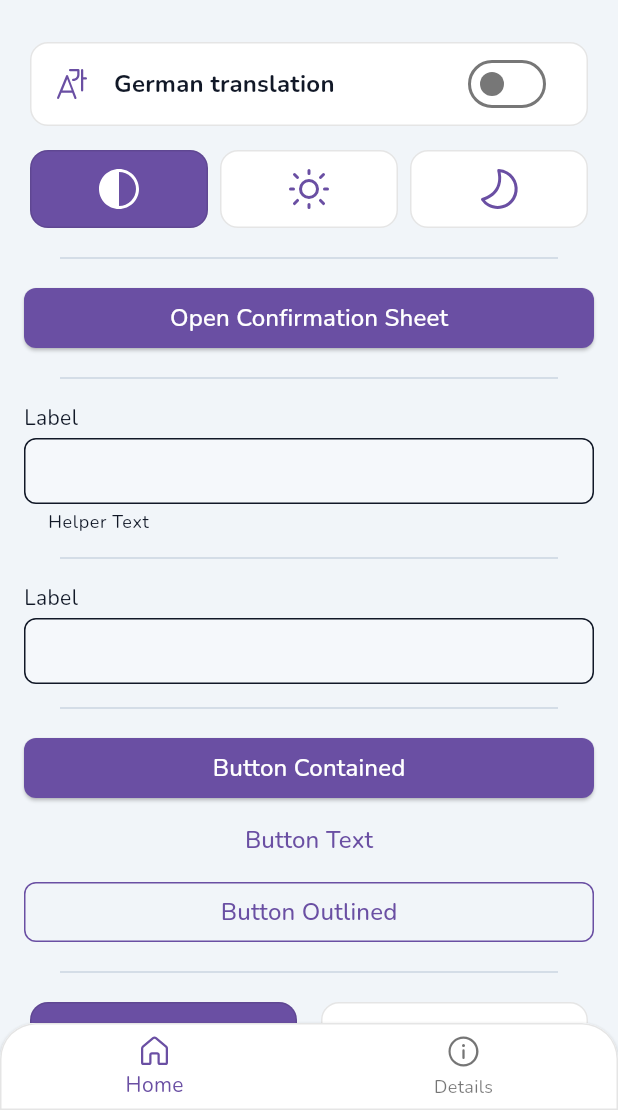
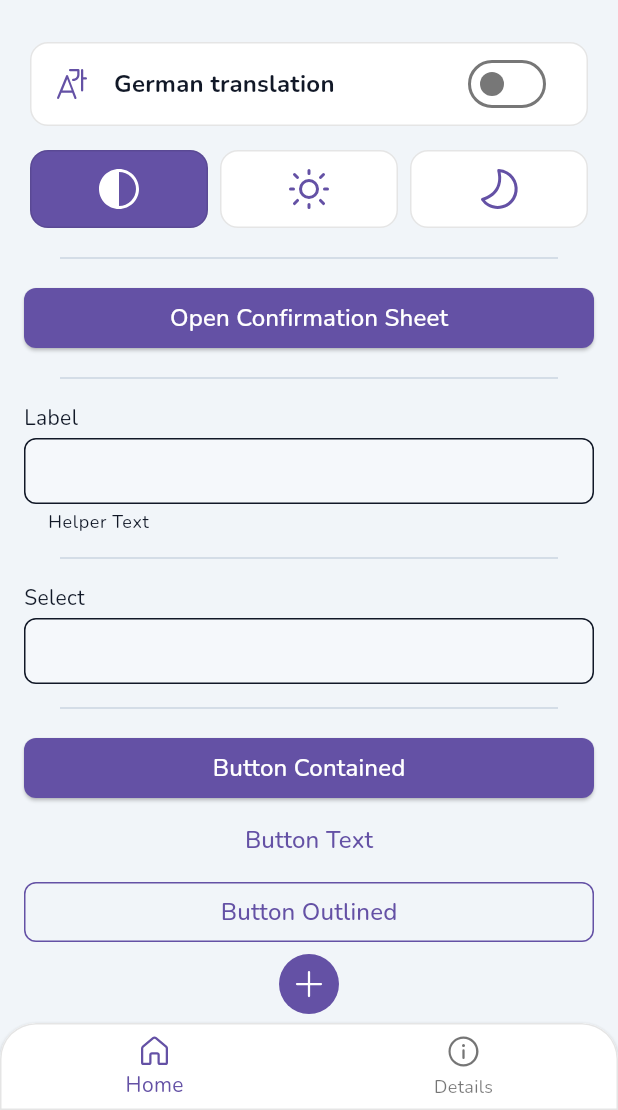
Before and after one commit to enmanuelmag/Flutter-Template, a Flutter app: the SkeletonScreen screen opened directly, on a phone screen of 412 x 824 dp, the part 126-1236 px from its top. Run offline on Flutter 3.47's test engine with Material 3 defaults, Android fonts, the phone set to English and light mode, and no system bars; our stand-ins replace easy_localization, fluentui_system_icons, flutter_riverpod, go_router, hive, hive_flutter and 2 more; missing offline and left inert: flutter_displaymode; accounts and stored records are empty; generated files the repository leaves out were written again.

Commit message:
feat: add only icon button

```diff
--- a/lib/config/style.dart
+++ b/lib/config/style.dart
@@ -4,6 +4,14 @@ import 'package:flutter/material.dart';
 /// to be easily updated in a single place.
 class Style {
   const Style();
+
+  //static final Color seedLight = Color(0xFF7c3aed); // violet-600 // original (0xFF7c3aed light)
+
+  //static final Color seedDark = Color(0xFFc4b5fd); // violet-600 // original (0xFFc4b5fd light)
+
+  static final Color seedLight = Color(0xFF845ef7); // violet-500
+
+  static final Color seedDark = Color(0xFF9775fa); // violet-400
 
   // =================
   // | Border radius |
@@ -32,11 +40,11 @@ class Style {
     // Basic color definitions
     colorScheme: ColorScheme.fromSeed(
       // The seed sets the primary colors automatically
-      seedColor: const Color(0xFF7c3aed), // violet-600
+      seedColor: seedLight,
       // How the colors are calculated from the seed
       dynamicSchemeVariant: DynamicSchemeVariant.rainbow,
       onPrimary: Colors.white,
-      secondary: const Color(0xFF7c3aed), // violet-600
+      secondary: seedLight,
       onSecondary: Colors.white,
       tertiary: const Color(0xFFdb2777), // pink-600
       onTertiary: Colors.white,
@@ -85,10 +93,10 @@ class Style {
     // Basic color definitions
     colorScheme: ColorScheme.fromSeed(
       // Example: Overwrite the primary color
-      seedColor: const Color(0xFFc4b5fd), // violet-400
-      primary: const Color(0xFFc4b5fd), // violet-400
+      seedColor: seedDark,
+      primary: seedDark,
       onPrimary: Colors.black,
-      secondary: const Color(0xFFa78bfa), // violet-400
+      secondary: seedDark,
       onSecondary: Colors.white,
       tertiary: const Color(0xFFf472b6), // pink-400
       onTertiary: Colors.white,
--- a/lib/ui/screens/first_screen.dart
+++ b/lib/ui/screens/first_screen.dart
@@ -1,4 +1,5 @@
 import 'package:flutter/material.dart';
+import 'package:flutter_production_boilerplate_riverpod/ui/widgets/shared/icon_button.dart';
 import 'package:flutter_riverpod/flutter_riverpod.dart';
 import 'package:easy_localization/easy_localization.dart';
 import 'package:fluentui_system_icons/fluentui_system_icons.dart';
@@ -169,7 +170,7 @@ class FirstScreen extends ConsumerWidget {
           Separator(horizontal: 24, vertical: 8),
 
           SelectInput(
-              label: 'Label', items: items, onChange: (String value) {}),
+              label: 'Select', items: items, onChange: (String value) {}),
 
           Separator(horizontal: 24, vertical: 8),
 
@@ -189,6 +190,17 @@ class FirstScreen extends ConsumerWidget {
             text: 'Button Outlined',
             onPressed: () {},
             variant: ButtonVariant.outlined,
+          ),
+
+          IconButtonExtended(
+            onPressed: () {},
+            icon: FluentIcons.add_24_regular,
+          ),
+
+          IconButtonExtended(
+            onPressed: () {},
+            variant: ButtonVariant.outlined,
+            icon: FluentIcons.share_ios_20_filled,
           ),
 
           Separator(horizontal: 24, vertical: 8),
--- a/lib/ui/widgets/shared/button.dart
+++ b/lib/ui/widgets/shared/button.dart
@@ -1,4 +1,6 @@
 import 'package:flutter/material.dart';
+
+import 'package:flutter_production_boilerplate_riverpod/utils/button.dart';
 
 enum ButtonColor {
   red,
@@ -54,55 +56,17 @@ class ButtonExtended extends StatelessWidget {
   }
 
   Color getTextColor(BuildContext context) {
-    Color color = Colors.white;
+    Color colorText = Colors.white;
 
     if (variant == ButtonVariant.text || variant == ButtonVariant.outlined) {
-      color = getColor(context);
+      colorText = getColor(context: context, color: color, disabled: disabled);
     }
 
     if (disabled == true) {
-      color = color.withOpacity(0.5);
+      colorText = colorText.withOpacity(0.5);
     }
 
-    return color;
-  }
-
-  Color getColor(BuildContext context) {
-    Color colorBtn = Theme.of(context).colorScheme.primary;
-
-    switch (color) {
-      case ButtonColor.red:
-        colorBtn = Colors.red;
-        break;
-      case ButtonColor.green:
-        colorBtn = Colors.green;
-        break;
-      case ButtonColor.grey:
-        colorBtn = Colors.grey;
-        break;
-      case ButtonColor.orange:
-        colorBtn = Colors.orange;
-        break;
-      case ButtonColor.violet:
-        colorBtn = Colors.purple;
-        break;
-      case ButtonColor.blue:
-        colorBtn = Colors.blue;
-        break;
-      case ButtonColor.yellow:
-        colorBtn = Colors.yellow;
-        break;
-      case ButtonColor.primary:
-      default:
-        colorBtn = Theme.of(context).colorScheme.primary;
-        break;
-    }
-
-    if (disabled == true) {
-      colorBtn = colorBtn.withOpacity(0.5);
-    }
-
-    return colorBtn;
+    return colorText;
   }
 
   @override
@@ -122,6 +86,9 @@ class ButtonExtended extends StatelessWidget {
       borderRadius: BorderRadius.circular(8),
     );
 
+    Color bgColor =
+        getColor(context: context, color: color, disabled: disabled);
+
     if (variant == ButtonVariant.text) {
       return TextButton(
         onPressed: () {
@@ -140,14 +107,11 @@ class ButtonExtended extends StatelessWidget {
         onLongPress: onLongPress,
         style: OutlinedButton.styleFrom(
           shape: borderShape,
-          side: BorderSide(
-            color: getColor(context),
-          ),
+          side: BorderSide(color: bgColor),
         ),
         child: child,
       );
     } else {
-      //apply border radios 8, to all corners
       return ElevatedButton(
         onPressed: () {
           if (disabled == true) return;
@@ -156,7 +120,7 @@ class ButtonExtended extends StatelessWidget {
         onLongPress: onLongPress,
         style: ElevatedButton.styleFrom(
           shape: borderShape,
-          backgroundColor: getColor(context),
+          backgroundColor: bgColor,
         ),
         child: child,
       );
--- /dev/null
+++ b/lib/ui/widgets/shared/icon_button.dart
@@ -0,0 +1,71 @@
+import 'package:flutter/material.dart';
+import 'package:flutter_production_boilerplate_riverpod/ui/widgets/widget.barrel.dart';
+
+import 'package:flutter_production_boilerplate_riverpod/utils/button.dart';
+
+class IconButtonExtended extends StatelessWidget {
+  final IconData icon;
+  final double? size;
+  final bool? disabled;
+  final ButtonColor? color;
+  final ButtonVariant? variant;
+  final bool? loading;
+  final bool? fullWidth;
+  final VoidCallback? onPressed;
+
+  const IconButtonExtended({
+    super.key,
+    required this.icon,
+    this.size,
+    this.disabled,
+    this.color,
+    this.variant = ButtonVariant.contained,
+    this.loading,
+    this.fullWidth,
+    this.onPressed,
+  });
+
+  @override
+  Widget build(BuildContext context) {
+    CircleBorder borderShape = CircleBorder();
+
+    Color bgColor =
+        getColor(context: context, color: color, disabled: disabled);
+
+    if (variant == ButtonVariant.text) {
+      return TextButton(
+        onPressed: () {
+          if (disabled == true) return;
+          onPressed!();
+        },
+        child: Icon(icon),
+      );
+    } else if (variant == ButtonVariant.outlined) {
+      return IconButton.outlined(
+        onPressed: () {
+          if (disabled == true) return;
+          onPressed!();
+        },
+        iconSize: size ?? 24,
+        style: IconButton.styleFrom(
+          shape: borderShape,
+          side: BorderSide(color: bgColor),
+        ),
+        icon: Icon(icon, color: bgColor),
+      );
+    } else {
+      return IconButton.filled(
+        onPressed: () {
+          if (disabled == true) return;
+          onPressed!();
+        },
+        iconSize: size ?? 24,
+        style: IconButton.styleFrom(
+          shape: borderShape,
+          backgroundColor: bgColor,
+        ),
+        icon: Icon(icon),
+      );
+    }
+  }
+}
--- /dev/null
+++ b/lib/utils/button.dart
@@ -0,0 +1,44 @@
+import 'package:flutter/material.dart';
+import 'package:flutter_production_boilerplate_riverpod/ui/widgets/widget.barrel.dart';
+
+Color getColor({
+  required BuildContext context,
+  ButtonColor? color,
+  bool? disabled,
+}) {
+  Color colorBtn = Theme.of(context).colorScheme.primary;
+
+  switch (color) {
+    case ButtonColor.red:
+      colorBtn = Colors.red;
+      break;
+    case ButtonColor.green:
+      colorBtn = Colors.green;
+      break;
+    case ButtonColor.grey:
+      colorBtn = Colors.grey;
+      break;
+    case ButtonColor.orange:
+      colorBtn = Colors.orange;
+      break;
+    case ButtonColor.violet:
+      colorBtn = Colors.purple;
+      break;
+    case ButtonColor.blue:
+      colorBtn = Colors.blue;
+      break;
+    case ButtonColor.yellow:
+      colorBtn = Colors.yellow;
+      break;
+    case ButtonColor.primary:
+    default:
+      colorBtn = Theme.of(context).colorScheme.primary;
+      break;
+  }
+
+  if (disabled == true) {
+    colorBtn = colorBtn.withOpacity(0.5);
+  }
+
+  return colorBtn;
+}
```
